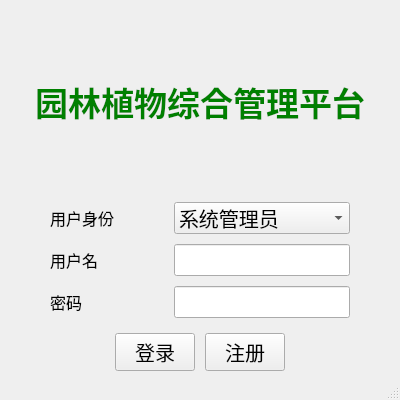
This is ui/login.ui in ShakespeareXu/DB_Course_Design as Qt 5 draws it before an edit. The edited form follows.
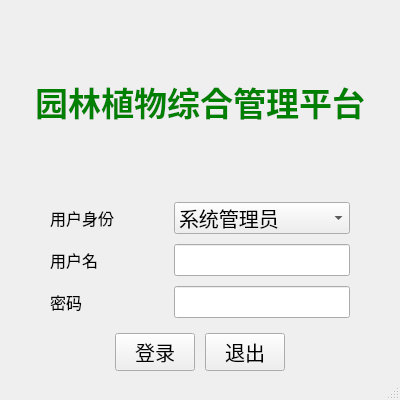
This is the edited form.

Commit message: 完成账号管理功能

The edit to the form file:
```diff
--- a/ui/login.ui
+++ b/ui/login.ui
@@ -230,7 +230,7 @@
         <item>
          <widget class="QPushButton" name="pushButton_2">
           <property name="text">
-           <string>注册</string>
+           <string>退出</string>
           </property>
          </widget>
         </item>
```
Left out of the diff: 2 changed lines with no effect on the pictures. The commit also changes 1 other file.
